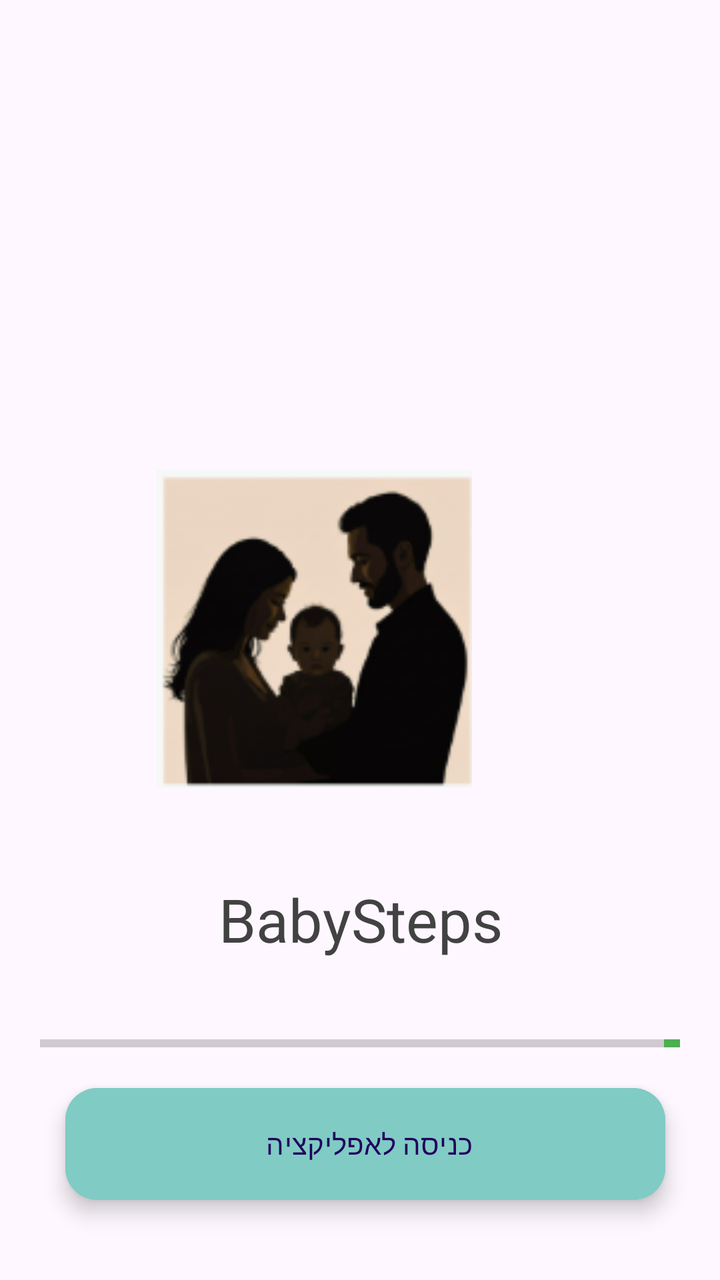
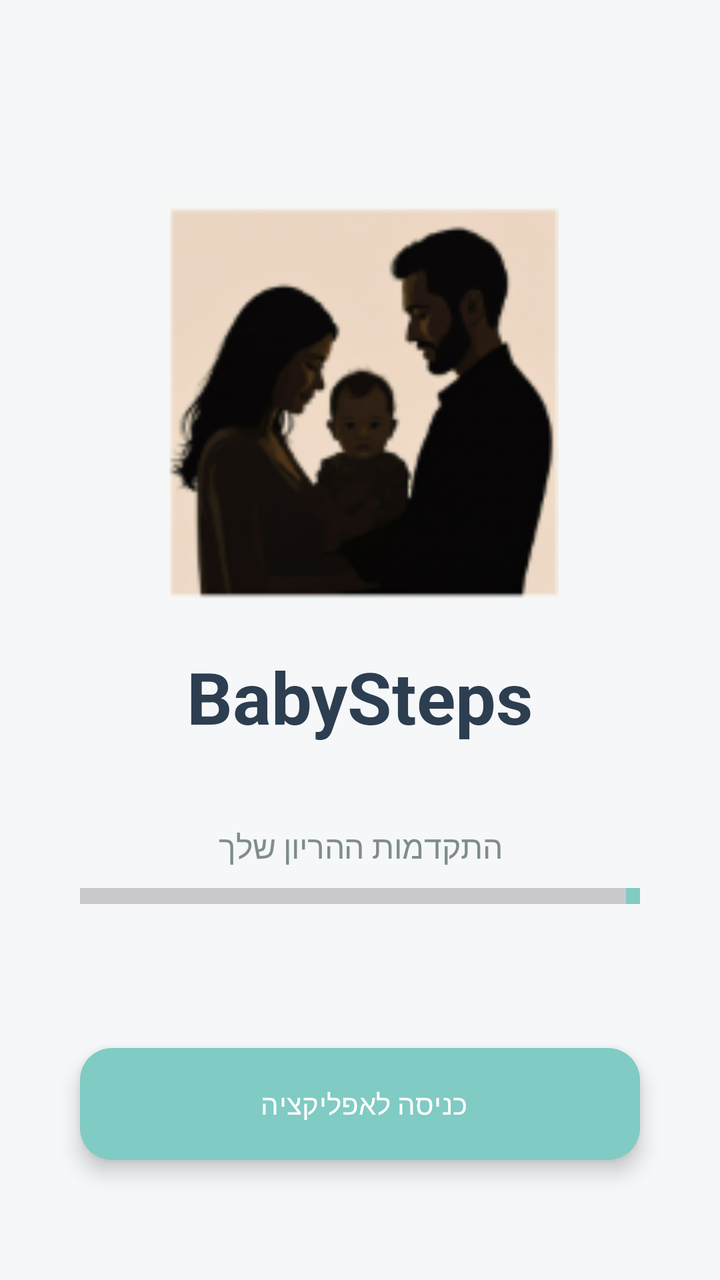

The first picture is an Android layout as it rendered before a commit; the second is the same layout after the commit. The layout source and the unified diff follow.
<!-- AndroidManifest.xml: application theme Theme.BecomingFamily -->
<!-- res/layout/activity_main.xml -->
<?xml version="1.0" encoding="utf-8"?>
<androidx.constraintlayout.widget.ConstraintLayout xmlns:android="http://schemas.android.com/apk/res/android"
    xmlns:app="http://schemas.android.com/apk/res-auto"
    xmlns:tools="http://schemas.android.com/tools"
    android:id="@+id/main"
    android:layout_width="match_parent"
    android:layout_height="match_parent"
    tools:context=".MainActivity"
    tools:ignore="ExtraText"
    android:layoutDirection="rtl"
    >

    <ImageView
        android:id="@+id/imageView"
        android:layout_width="158dp"
        android:layout_height="181dp"
        android:layout_marginStart="124dp"
        android:layout_marginTop="224dp"
        android:src="@drawable/family"
        app:layout_constraintStart_toStartOf="parent"
        app:layout_constraintTop_toTopOf="parent" />

    <TextView
        android:id="@+id/textView"
        android:layout_width="wrap_content"
        android:layout_height="wrap_content"
        android:layout_marginTop="30dp"
        android:text="BabySteps"
        android:textSize="30dp"
        android:textColor="@color/cardview_dark_background"
        app:layout_constraintBottom_toBottomOf="parent"
        app:layout_constraintEnd_toEndOf="parent"
        app:layout_constraintHorizontal_bias="0.498"
        app:layout_constraintStart_toStartOf="parent"
        app:layout_constraintTop_toBottomOf="@+id/imageView"
        app:layout_constraintVertical_bias="0.027" />
    <ProgressBar
        android:id="@+id/progressBarHorizontal"
        style="?android:attr/progressBarStyleHorizontal"
        android:layout_width="0dp"
        android:layout_height="20dp"
        android:layout_marginTop="32dp"
        android:max="40"
        android:progress="1"
        android:progressTint="#4CAF50"
        android:backgroundTint="#E0E0E0"

        android:layout_marginStart="20dp"
        android:layout_marginEnd="20dp"
        app:layout_constraintEnd_toEndOf="parent"
        app:layout_constraintHorizontal_bias="0.498"
        app:layout_constraintStart_toStartOf="parent"
        app:layout_constraintTop_toBottomOf="@+id/textView" />

    <com.google.android.material.floatingactionbutton.ExtendedFloatingActionButton
        android:id="@+id/fabStart"
        android:layout_width="300dp"
        android:layout_height="wrap_content"
        android:layout_marginBottom="40dp"
        android:text="כניסה לאפליקציה"
        android:shadowColor="@color/design_default_color_secondary"
        app:cornerRadius="24dp"
        android:backgroundTint="@color/teal_200"

        app:layout_constraintBottom_toBottomOf="parent"
        app:layout_constraintEnd_toEndOf="parent"
        app:layout_constraintHorizontal_bias="0.457"
        app:layout_constraintStart_toStartOf="parent" />
    tools:layout_editor_absoluteX="162dp"
        tools:layout_editor_absoluteY="647dp" />


</androidx.constraintlayout.widget.ConstraintLayout>
<!-- resources referenced by this layout -->
<resources>
  <color name="teal_200">#FF80CBC4</color>
  <!-- drawable family: png bitmap (drawable, 22359 bytes) -->
  <style name="Theme.BecomingFamily" parent="Base.Theme.BecomingFamily" />
  <style name="Base.Theme.BecomingFamily" parent="Theme.Material3.DayNight.NoActionBar">
          
          
      </style>
</resources>

<!-- the commit's change to res/layout/activity_main.xml (unified diff, before → after) -->
@@ -5,18 +5,17 @@
     android:id="@+id/main"
     android:layout_width="match_parent"
     android:layout_height="match_parent"
-    tools:context=".MainActivity"
-    tools:ignore="ExtraText"
     android:layoutDirection="rtl"
-    >
+    android:background="@color/background_soft"
+    tools:context=".MainActivity">
 
     <ImageView
         android:id="@+id/imageView"
-        android:layout_width="158dp"
-        android:layout_height="181dp"
-        android:layout_marginStart="124dp"
-        android:layout_marginTop="224dp"
+        android:layout_width="200dp"
+        android:layout_height="200dp"
+        android:layout_marginTop="100dp"
         android:src="@drawable/family"
+        app:layout_constraintEnd_toEndOf="parent"
         app:layout_constraintStart_toStartOf="parent"
         app:layout_constraintTop_toTopOf="parent" />
 
@@ -24,50 +23,57 @@
         android:id="@+id/textView"
         android:layout_width="wrap_content"
         android:layout_height="wrap_content"
-        android:layout_marginTop="30dp"
+        android:layout_marginTop="24dp"
         android:text="BabySteps"
-        android:textSize="30dp"
-        android:textColor="@color/cardview_dark_background"
-        app:layout_constraintBottom_toBottomOf="parent"
+        android:textColor="@color/text_primary"
+        android:textSize="36sp"
+        android:textStyle="bold"
         app:layout_constraintEnd_toEndOf="parent"
-        app:layout_constraintHorizontal_bias="0.498"
         app:layout_constraintStart_toStartOf="parent"
-        app:layout_constraintTop_toBottomOf="@+id/imageView"
-        app:layout_constraintVertical_bias="0.027" />
+        app:layout_constraintTop_toBottomOf="@+id/imageView" />
+
+    <TextView
+        android:id="@+id/tvProgressLabel"
+        android:layout_width="wrap_content"
+        android:layout_height="wrap_content"
+        android:layout_marginTop="40dp"
+        android:text="התקדמות ההריון שלך"
+        android:textColor="@color/text_secondary"
+        android:textSize="16sp"
+        app:layout_constraintEnd_toEndOf="@+id/progressBarHorizontal"
+        app:layout_constraintStart_toStartOf="@+id/progressBarHorizontal"
+        app:layout_constraintTop_toBottomOf="@+id/textView" />
+
     <ProgressBar
         android:id="@+id/progressBarHorizontal"
         style="?android:attr/progressBarStyleHorizontal"
         android:layout_width="0dp"
-        android:layout_height="20dp"
-        android:layout_marginTop="32dp"
+        android:layout_height="12dp"
+        android:layout_marginStart="40dp"
+        android:layout_marginTop="8dp"
+        android:layout_marginEnd="40dp"
         android:max="40"
         android:progress="1"
-        android:progressTint="#4CAF50"
-        android:backgroundTint="#E0E0E0"
-
-        android:layout_marginStart="20dp"
-        android:layout_marginEnd="20dp"
+        android:progressTint="@color/primary"
+        android:scaleY="2"
         app:layout_constraintEnd_toEndOf="parent"
-        app:layout_constraintHorizontal_bias="0.498"
         app:layout_constraintStart_toStartOf="parent"
-        app:layout_constraintTop_toBottomOf="@+id/textView" />
+        app:layout_constraintTop_toBottomOf="@+id/tvProgressLabel" />
 
     <com.google.android.material.floatingactionbutton.ExtendedFloatingActionButton
         android:id="@+id/fabStart"
-        android:layout_width="300dp"
+        android:layout_width="0dp"
         android:layout_height="wrap_content"
-        android:layout_marginBottom="40dp"
+        android:layout_marginStart="40dp"
+        android:layout_marginEnd="40dp"
+        android:layout_marginBottom="60dp"
+        android:gravity="center"
         android:text="כניסה לאפליקציה"
-        android:shadowColor="@color/design_default_color_secondary"
-        app:cornerRadius="24dp"
-        android:backgroundTint="@color/teal_200"
-
+        android:textColor="@color/white"
+        app:backgroundTint="@color/primary"
+        app:cornerRadius="28dp"
         app:layout_constraintBottom_toBottomOf="parent"
         app:layout_constraintEnd_toEndOf="parent"
-        app:layout_constraintHorizontal_bias="0.457"
         app:layout_constraintStart_toStartOf="parent" />
-    tools:layout_editor_absoluteX="162dp"
-        tools:layout_editor_absoluteY="647dp" />
-
 
 </androidx.constraintlayout.widget.ConstraintLayout>
<!-- resource entries referenced after the edit -->
@@ -1,11 +1,28 @@
 <!-- resources referenced by this layout -->
 <resources>
-  <color name="teal_200">#FF80CBC4</color>
+  <color name="background_soft">#F5F7F8</color>
+  <color name="primary">#FF80CBC4</color>
+  <color name="text_primary">#2C3E50</color>
+  <color name="text_secondary">#7F8C8D</color>
+  <color name="white">#FFFFFFFF</color>
   <!-- drawable family: png bitmap (drawable, 22359 bytes) -->
   <style name="Theme.BecomingFamily" parent="Base.Theme.BecomingFamily" />
   <style name="Base.Theme.BecomingFamily" parent="Theme.Material3.DayNight.NoActionBar">
           
+          <item name="colorPrimary">@color/primary</item>
+          <item name="colorPrimaryVariant">@color/primary_dark</item>
+          <item name="colorOnPrimary">@color/white</item>
           
+          <item name="colorSecondary">@color/accent</item>
+          <item name="colorSecondaryVariant">@color/accent</item>
+          <item name="colorOnSecondary">@color/black</item>
+          
+          <item name="android:statusBarColor">@color/primary_dark</item>
+  
+          <item name="android:windowBackground">@color/background_soft</item>
       </style>
+  <color name="primary_dark">#FF4DB6AC</color>
+  <color name="accent">#FF81C784</color>
+  <color name="black">#FF000000</color>
 </resources>
 
